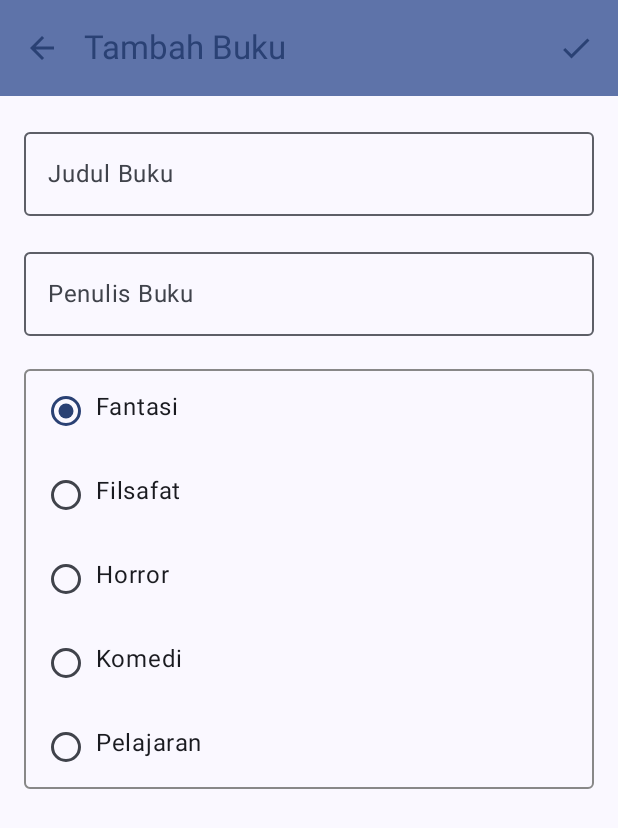
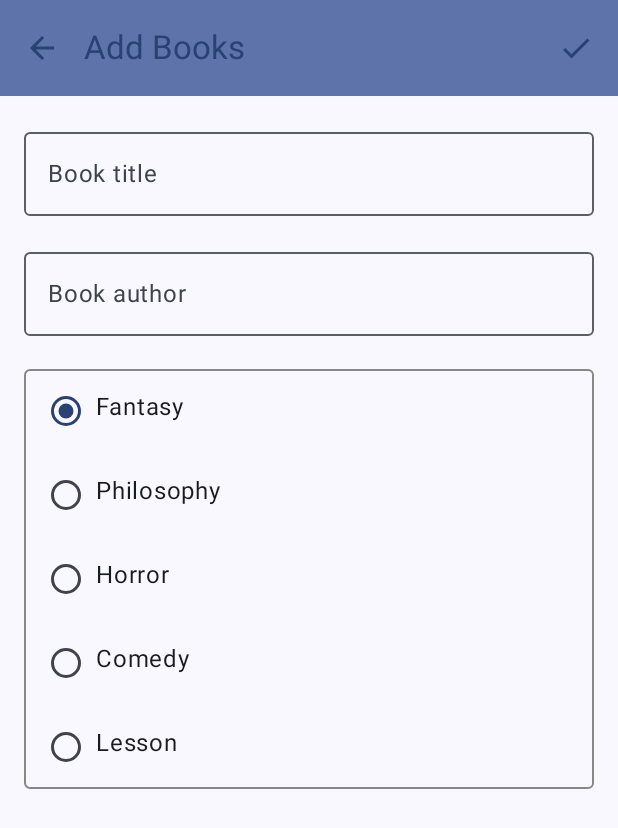
Before and after one commit to MubsCompany/Assesment_2_Mobpro, an Android app built with Jetpack Compose: the DetailScreen screen opened through its navigation route, on a phone screen of 412 x 824 dp. Shown: the top 828 px of the screen. Run offline under Robolectric (Android 15) with nearby library versions, the phone set to English and light mode, and no system bars; our stand-ins replace Room's generated code.

Commit message:
revisi penambahan bahasa

```diff
--- a/app/src/main/res/values/strings.xml
+++ b/app/src/main/res/values/strings.xml
@@ -1,29 +1,29 @@
 <resources>
     <string name="app_name">Assesment_ll_Mobpro</string>
-    <string name="list_kosong">Belum ada data</string>
-    <string name="x_diklik">%1$s diklik!</string>
-    <string name="tambah_buku">Tambah Buku</string>
-    <string name="tambah_error">Belum bisa tambah buku</string>
-    <string name="judul">Judul Buku</string>
-    <string name="penulis">Penulis Buku</string>
-    <string name="genre">Genre Buku</string>
+    <string name="list_kosong">No data yet</string>
+    <string name="x_diklik">%1$s clicked!</string>
+    <string name="tambah_buku">Add Books</string>
+    <string name="tambah_error">Can not add books yet</string>
+    <string name="judul">Book title</string>
+    <string name="penulis">Book author</string>
+    <string name="genre">Book genre</string>
     <string name="genre_horror">Horror</string>
-    <string name="genre_komedi">Komedi</string>
-    <string name="genre_filsafat">Filsafat</string>
-    <string name="genre_pelajaran">Pelajaran</string>
-    <string name="genre_fantasi">Fantasi</string>
-    <string name="kembali">Kembali</string>
-    <string name="simpan">Simpan</string>
-    <string name="edit_buku">Ubah Buku</string>
-    <string name="invalid">data tidak boleh kosong</string>
-    <string name="hapus">Hapus Buku</string>
-    <string name="opsi_lainnya">Opsi Lainnya</string>
+    <string name="genre_komedi">Comedy</string>
+    <string name="genre_filsafat">Philosophy</string>
+    <string name="genre_pelajaran">Lesson</string>
+    <string name="genre_fantasi">Fantasy</string>
+    <string name="kembali">Back</string>
+    <string name="simpan">Save</string>
+    <string name="edit_buku">Edit book</string>
+    <string name="invalid">data cannot be empty</string>
+    <string name="hapus">Delete book</string>
+    <string name="opsi_lainnya">Other option</string>
     <string name="list">List view</string>
     <string name="grid">Grid view</string>
     <string name="bagikan_template">Book Title : %1$s\ \nBook Author : %2$s\ \nBook Genre : %3$s</string>
-    <string name="pesan_hapus">Hapus buku ini?</string>
-    <string name="tombol_hapus">Hapus</string>
-    <string name="tombol_batal">Batal</string>
+    <string name="pesan_hapus">Delete this book?</string>
+    <string name="tombol_hapus">Delete</string>
+    <string name="tombol_batal">Cancel</string>
     <string name="username">Username</string>
     <string name="password">Password</string>
     <string name="login">Login</string>
```
Also changed, not shown: 1 other file.
